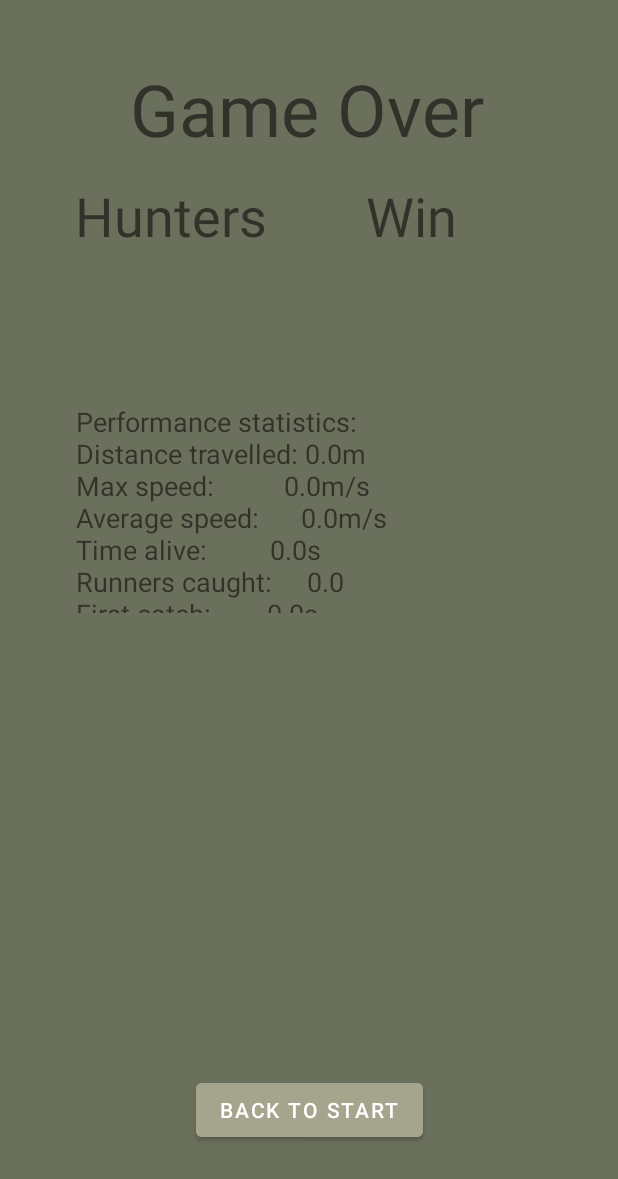
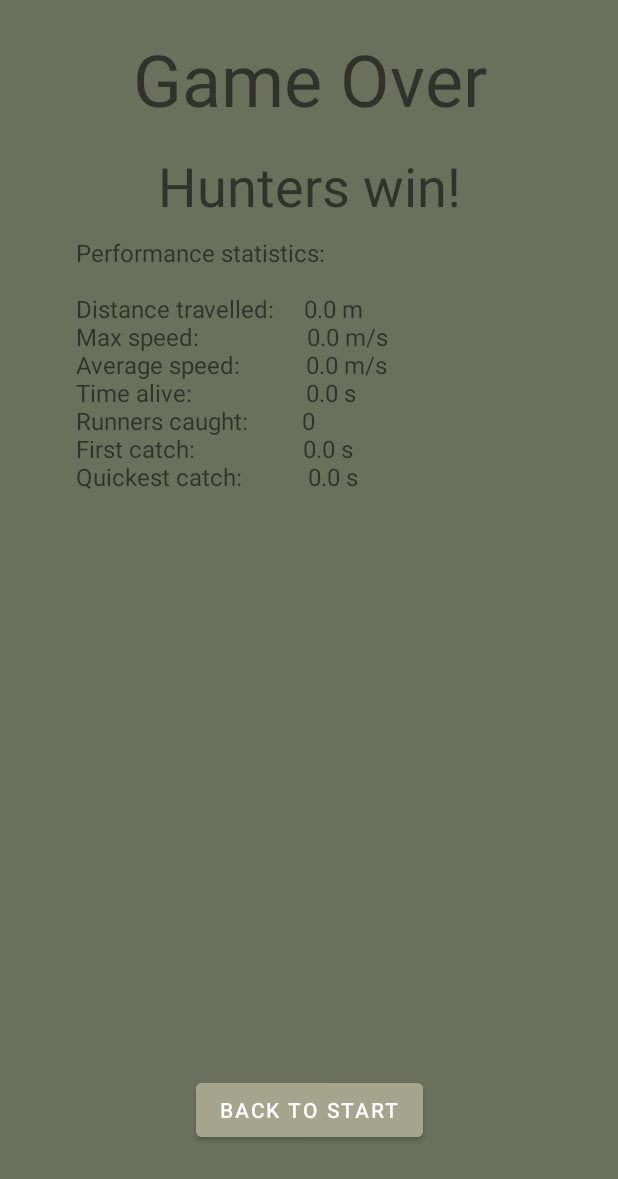
Before and after one commit to MuazShash/Manhunt, an Android app: the EndGame screen opened directly, with no data from a screen before it, on a phone screen of 412 x 824 dp. Shown: the top 1179 px of the screen. Run offline under Robolectric (Android 15) with nearby library versions, the phone set to English and light mode, and no system bars; our stand-ins replace Firebase (no records; nobody signed in at launch, a user with empty details on screens opened directly); Roboto replaces fonts that are not available here.

Commit message:
End screen formatting

```diff
--- a/app/src/main/java/com/example/manhunt/EndGame.java
+++ b/app/src/main/java/com/example/manhunt/EndGame.java
@@ -61,6 +61,7 @@ public class EndGame extends AppCompatActivity {
         };
     }
 
+    @SuppressLint("DefaultLocale")
     @Override
     protected void onResume() {
         super.onResume();
@@ -75,12 +76,15 @@ public class EndGame extends AppCompatActivity {
 
         lobbyRef.child("users").addValueEventListener(usersListener);
 
+        String winner;
 
         if (globalPlayer.isHunterWins()) {
-            txtWinner.setText("Hunters");
-        } else if (!globalPlayer.isHunterWins()) {
-            txtWinner.setText("Runners");
+            winner = "Hunters";
+        } else {
+            winner = "Runners";
         }
+
+        txtWinner.setText(new StringBuilder().append(winner).append(" win!"));
 
         // setting game stats text
         int DIST_TRAVELLED      = 0;
@@ -91,14 +95,16 @@ public class EndGame extends AppCompatActivity {
         int FIRST_CATCH_TIME    = 5;
         int QUICKEST_CATCH      = 6;
 
-        gameStats.setText(new StringBuilder().append("Performance statistics:\n")
-                .append("Distance travelled: ").append(globalPlayer.userStats[DIST_TRAVELLED]).append("m\n")
-                .append("Max speed:          ").append(globalPlayer.userStats[MAX_SPEED] * 1000).append("m/s\n")
-                .append("Average speed:      ").append(globalPlayer.userStats[AVG_SPEED]).append("m/s\n")
-                .append("Time alive:         ").append(globalPlayer.userStats[TIME_ALIVE] / 1000).append("s\n")
-                .append("Runners caught:     ").append(globalPlayer.userStats[RUNNERS_CAUGHT]).append("\n")
-                .append("First catch:        ").append(globalPlayer.userStats[FIRST_CATCH_TIME] / 1000).append("s\n")
-                .append("Quickest catch:     ").append(globalPlayer.userStats[QUICKEST_CATCH] / 1000).append("s\n").toString()
+        /* DO NOT TOUCH FORMATTING */
+        /* * * * * * * * * * * * * */
+        gameStats.setText(new StringBuilder().append("Performance statistics:\n\n")
+                .append("Distance travelled:     ").append(String.format("%.1f" , globalPlayer.userStats[DIST_TRAVELLED])).append(" m\n")
+                .append("Max speed:                  ").append(String.format("%.1f" , globalPlayer.userStats[MAX_SPEED] * 1000)).append(" m/s\n")
+                .append("Average speed:           ").append(String.format("%.1f" , globalPlayer.userStats[AVG_SPEED])).append(" m/s\n")
+                .append("Time alive:                   ").append(String.format("%.1f" , globalPlayer.userStats[TIME_ALIVE] / 1000)).append(" s\n")
+                .append("Runners caught:         ").append(String.format("%.0f" , globalPlayer.userStats[RUNNERS_CAUGHT])).append("\n")
+                .append("First catch:                  ").append(String.format("%.1f" , globalPlayer.userStats[FIRST_CATCH_TIME] / 1000)).append(" s\n")
+                .append("Quickest catch:           ").append(String.format("%.1f" , globalPlayer.userStats[QUICKEST_CATCH] / 1000)).append(" s").toString()
         );
     }
 
--- a/app/src/main/res/layout/activity_end_game.xml
+++ b/app/src/main/res/layout/activity_end_game.xml
@@ -10,6 +10,7 @@
         android:id="@+id/backToStart"
         android:layout_width="wrap_content"
         android:layout_height="wrap_content"
+        android:layout_centerHorizontal="true"
         android:layout_marginTop="498dp"
         android:layout_marginBottom="60dp"
         android:backgroundTint="@color/button_accent"
@@ -17,55 +18,38 @@
         android:textColor="@color/button_text_color"
         app:layout_constraintBottom_toBottomOf="parent"
         app:layout_constraintEnd_toEndOf="parent"
-        android:layout_centerHorizontal="true"
         app:layout_constraintStart_toStartOf="parent"
         app:layout_constraintTop_toTopOf="parent"
         app:layout_constraintVertical_bias="1.0" />
 
     <TextView
         android:id="@+id/gameOver"
+        android:gravity="center_horizontal"
         android:layout_width="239dp"
         android:layout_height="71dp"
-        android:layout_marginTop="40dp"
+        android:layout_marginTop="20dp"
         android:layout_marginBottom="405dp"
         android:text="Game Over"
         android:textIsSelectable="false"
         android:textSize="48sp"
         app:layout_constraintBottom_toTopOf="@+id/backToStart"
         app:layout_constraintEnd_toEndOf="parent"
+        app:layout_constraintHorizontal_bias="0.5"
         app:layout_constraintStart_toStartOf="parent"
         app:layout_constraintTop_toTopOf="parent"
         app:layout_constraintVertical_bias="0.0" />
 
     <TextView
-        android:id="@+id/textWin"
-        android:layout_width="117dp"
+        android:id="@+id/winnerType"
+        android:gravity="center_horizontal"
+        android:layout_width="240dp"
         android:layout_height="48dp"
         android:layout_marginTop="8dp"
         android:layout_marginBottom="307dp"
-        android:text="Win"
         android:textSize="36sp"
         app:layout_constraintBottom_toTopOf="@+id/backToStart"
         app:layout_constraintEnd_toEndOf="parent"
-        app:layout_constraintHorizontal_bias="0.829"
-        app:layout_constraintStart_toStartOf="parent"
-        app:layout_constraintTop_toBottomOf="@+id/gameOver"
-        app:layout_constraintVertical_bias="0.0" />
-
-    <TextView
-        android:id="@+id/winnerType"
-        android:layout_width="190dp"
-        android:layout_height="48dp"
-        android:layout_marginStart="54dp"
-        android:layout_marginLeft="54dp"
-        android:layout_marginTop="8dp"
-        android:layout_marginEnd="20dp"
-        android:layout_marginRight="20dp"
-        android:layout_marginBottom="307dp"
-        android:textSize="36sp"
-        app:layout_constraintBottom_toTopOf="@+id/backToStart"
-        app:layout_constraintEnd_toStartOf="@+id/textWin"
-        app:layout_constraintHorizontal_bias="0.2"
+        app:layout_constraintHorizontal_bias="0.5"
         app:layout_constraintStart_toStartOf="parent"
         app:layout_constraintTop_toBottomOf="@+id/gameOver"
         app:layout_constraintVertical_bias="0.0" />
@@ -73,16 +57,13 @@
     <TextView
         android:id="@+id/gameStats"
         android:layout_width="311dp"
-        android:layout_height="140dp"
-        android:layout_marginTop="8dp"
-        android:layout_marginBottom="307dp"
+        android:layout_height="170dp"
+        android:layout_marginTop="10dp"
         android:text="Performance statistics:"
-        android:textSize="18dp"
-        app:layout_constraintBottom_toTopOf="@+id/backToStart"
+        android:textSize="16dp"
         app:layout_constraintEnd_toEndOf="parent"
         app:layout_constraintStart_toStartOf="parent"
-        app:layout_constraintTop_toBottomOf="@+id/gameOver"
-        app:layout_constraintVertical_bias="1.0" />
+        app:layout_constraintTop_toBottomOf="@+id/winnerType" />
 
     <ListView
         android:id="@+id/endPlayers"
@@ -93,7 +74,14 @@
         app:layout_constraintBottom_toTopOf="@+id/backToStart"
         app:layout_constraintEnd_toEndOf="parent"
         app:layout_constraintStart_toStartOf="parent"
-        app:layout_constraintTop_toBottomOf="@+id/gameOver"
-        app:layout_constraintVertical_bias="0.891" />
+        app:layout_constraintTop_toBottomOf="@+id/gameStats"
+        app:layout_constraintVertical_bias="0.2" />
+
+    <androidx.constraintlayout.widget.Guideline
+        android:id="@+id/guideline2"
+        android:layout_width="wrap_content"
+        android:layout_height="wrap_content"
+        android:orientation="vertical"
+        app:layout_constraintGuide_begin="20dp" />
 
 </androidx.constraintlayout.widget.ConstraintLayout>
--- a/app/src/main/res/layout/activity_lobby.xml
+++ b/app/src/main/res/layout/activity_lobby.xml
@@ -57,8 +57,8 @@
         android:layout_alignParentEnd="true"
         android:layout_alignParentRight="true"
         android:layout_marginTop="20dp"
-        android:layout_marginEnd="15dp"
-        android:layout_marginRight="15dp"
+        android:layout_marginEnd="10dp"
+        android:layout_marginRight="10dp"
         app:srcCompat="@drawable/settings2" />
 
     <TextView
```
